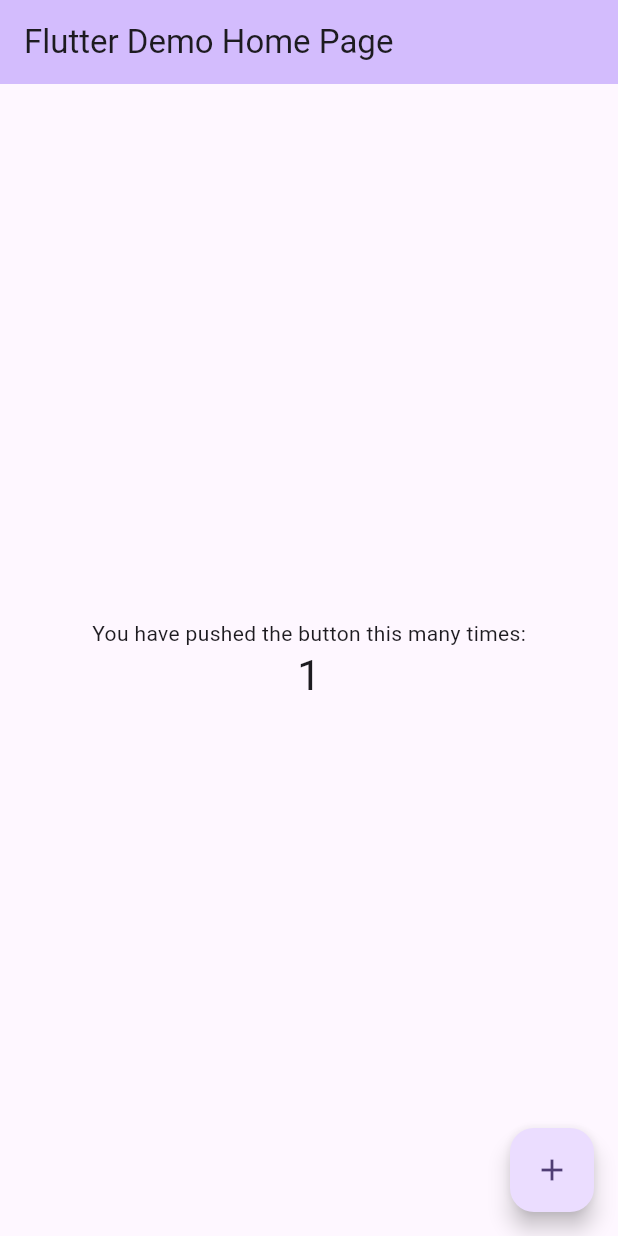
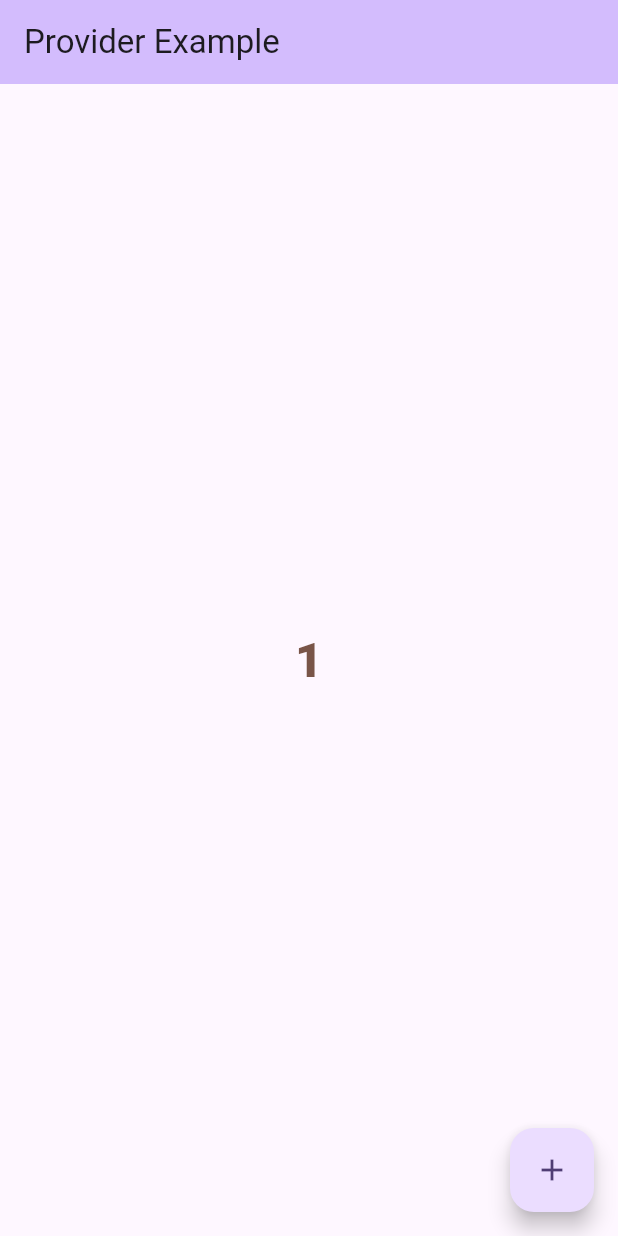
Before and after one commit to AAShayon/mvvmstructure, a Flutter app: the screen it shows after launch, after a tap on the "add" icon, on a phone screen of 412 x 824 dp. Run offline on Flutter 3.47's test engine with Material 3 defaults, Android fonts, the phone set to English and light mode, and no system bars.

Commit message:
Provider simple counter_provider.dart

```diff
--- a/lib/main.dart
+++ b/lib/main.dart
@@ -1,7 +1,12 @@
 import 'package:flutter/material.dart';
+import 'package:mvvmstructure/provider/counter_provider.dart';
+import 'package:mvvmstructure/view/homepage.dart';
+import 'package:provider/provider.dart';
 
 void main() {
-  runApp(const MyApp());
+  runApp(MultiProvider(providers: [
+    ChangeNotifierProvider<CounterProvider>(create: (context)=>CounterProvider())
+  ],child: const MyApp()));
 }
 
 class MyApp extends StatelessWidget {
@@ -17,87 +22,7 @@ class MyApp extends StatelessWidget {
         colorScheme: ColorScheme.fromSeed(seedColor: Colors.deepPurple),
         useMaterial3: true,
       ),
-      home: const MyHomePage(title: 'Flutter Demo Home Page'),
+      home:  const MyHomePage(),
     );
   }
 }
-
-class MyHomePage extends StatefulWidget {
-  const MyHomePage({super.key, required this.title});
-
-
-  final String title;
-
-  @override
-  State<MyHomePage> createState() => _MyHomePageState();
-}
-
-class _MyHomePageState extends State<MyHomePage> {
-  int _counter = 0;
-
-  void _incrementCounter() {
-    setState(() {
-      // This call to setState tells the Flutter framework that something has
-      // changed in this State, which causes it to rerun the build method below
-      // so that the display can reflect the updated values. If we changed
-      // _counter without calling setState(), then the build method would not be
-      // called again, and so nothing would appear to happen.
-      _counter++;
-    });
-  }
-
-  @override
-  Widget build(BuildContext context) {
-    // This method is rerun every time setState is called, for instance as done
-    // by the _incrementCounter method above.
-    //
-    // The Flutter framework has been optimized to make rerunning build methods
-    // fast, so that you can just rebuild anything that needs updating rather
-    // than having to individually change instances of widgets.
-    return Scaffold(
-      appBar: AppBar(
-        // TRY THIS: Try changing the color here to a specific color (to
-        // Colors.amber, perhaps?) and trigger a hot reload to see the AppBar
-        // change color while the other colors stay the same.
-        backgroundColor: Theme.of(context).colorScheme.inversePrimary,
-        // Here we take the value from the MyHomePage object that was created by
-        // the App.build method, and use it to set our appbar title.
-        title: Text(widget.title),
-      ),
-      body: Center(
-        // Center is a layout widget. It takes a single child and positions it
-        // in the middle of the parent.
-        child: Column(
-          // Column is also a layout widget. It takes a list of children and
-          // arranges them vertically. By default, it sizes itself to fit its
-          // children horizontally, and tries to be as tall as its parent.
-          //
-          // Column has various properties to control how it sizes itself and
-          // how it positions its children. Here we use mainAxisAlignment to
-          // center the children vertically; the main axis here is the vertical
-          // axis because Columns are vertical (the cross axis would be
-          // horizontal).
-          //
-          // TRY THIS: Invoke "debug painting" (choose the "Toggle Debug Paint"
-          // action in the IDE, or press "p" in the console), to see the
-          // wireframe for each widget.
-          mainAxisAlignment: MainAxisAlignment.center,
-          children: <Widget>[
-            const Text(
-              'You have pushed the button this many times:',
-            ),
-            Text(
-              '$_counter',
-              style: Theme.of(context).textTheme.headlineMedium,
-            ),
-          ],
-        ),
-      ),
-      floatingActionButton: FloatingActionButton(
-        onPressed: _incrementCounter,
-        tooltip: 'Increment',
-        child: const Icon(Icons.add),
-      ), // This trailing comma makes auto-formatting nicer for build methods.
-    );
-  }
-}
--- /dev/null
+++ b/lib/provider/counter_provider.dart
@@ -0,0 +1,12 @@
+import 'package:flutter/material.dart';
+class CounterProvider with ChangeNotifier{
+   int _counter = 0;
+   ///---getter method
+int get counter=>_counter;
+void incrementCounter(){
+  _counter++;
+  notifyListeners();
+}
+
+
+}
--- /dev/null
+++ b/lib/view/homepage.dart
@@ -0,0 +1,41 @@
+import 'package:flutter/material.dart';
+import 'package:mvvmstructure/provider/counter_provider.dart';
+import 'package:provider/provider.dart';
+
+class MyHomePage extends StatefulWidget {
+  const MyHomePage({super.key});
+
+
+  @override
+  State<MyHomePage> createState() => _MyHomePageState();
+}
+
+class _MyHomePageState extends State<MyHomePage> {
+
+
+  @override
+  Widget build(BuildContext context) {
+    final cp = Provider.of<CounterProvider>(context);
+    return Scaffold(
+      appBar: AppBar(
+        backgroundColor: Theme.of(context).colorScheme.inversePrimary,
+        title: const Text("Provider Example"),
+      ),
+      body: Center(child: Text('${cp.counter}',style: Theme.of(context).textTheme.headlineLarge!.copyWith(color: Colors.brown,fontWeight: FontWeight.w900))),
+      floatingActionButton: FloatingActionButton(onPressed: (){cp.incrementCounter();},
+    tooltip: 'Increment',
+     child: const Icon(Icons.add),
+    ));
+      // Consumer<CounterProvider>(
+      //   builder: (context, counterProvider, child) { return Text('${counterProvider.counter}'); },
+      // ),
+      // floatingActionButton: FloatingActionButton(
+      //   onPressed: (){
+      //
+      //   },
+      //   tooltip: 'Increment',
+      //   child: const Icon(Icons.add),
+      // ),
+    // This trailing comma makes auto-formatting nicer for build methods.;
+  }
+}
```
